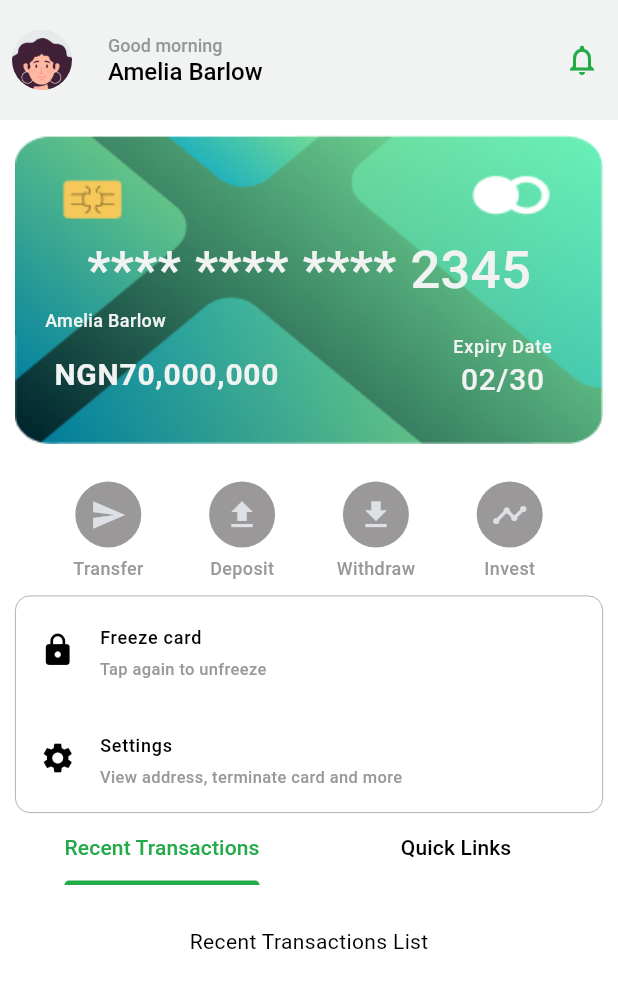
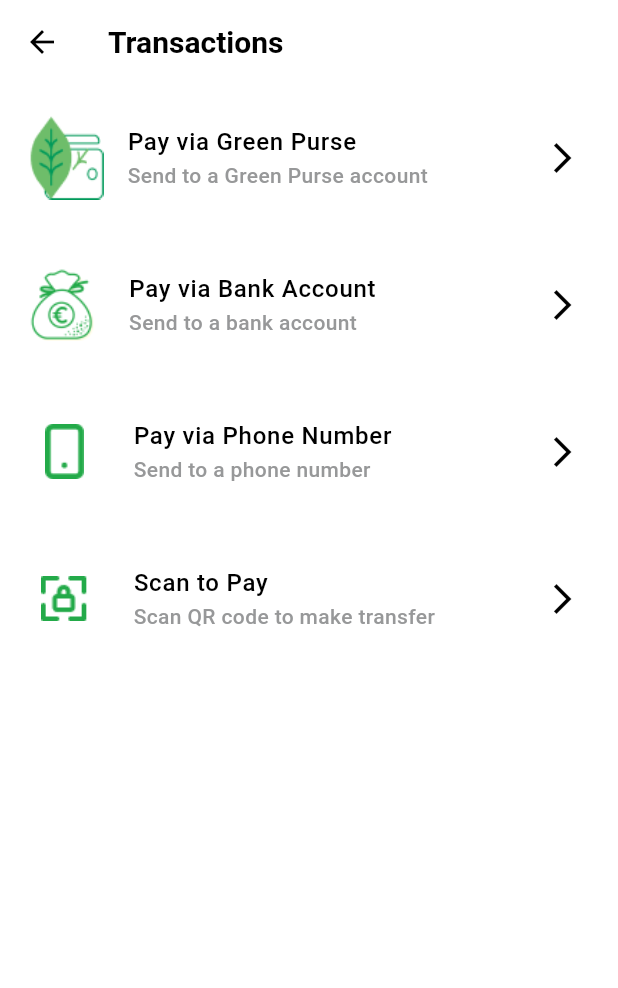
Before and after one commit to Wizard-Fingerz/GreenPurse, a Flutter app: the WalletPage screen opened directly, after a tap on "Transfer", on a phone screen of 412 x 824 dp. Shown: the top 988 px of the screen. Run offline on Flutter 3.47's test engine with Material 3 defaults, Android fonts, the phone set to English and light mode, and no system bars; our stand-ins replace cached_network_image, carousel_slider, dash_chat_2, local_auth, pin_code_fields, shared_preferences; missing offline and left inert: chat_gpt_sdk; accounts and stored records are empty; network calls fail; Roboto replaces fonts that are missing (DM Sans).

Commit message:
Increase wallet screens

```diff
--- /dev/null
+++ b/lib/pages/homeScreens/wallet/transact.dart
@@ -0,0 +1,104 @@
+import 'package:flutter/material.dart';
+import 'package:greenpurse/pages/homeScreens/wallet/pay_via_bank.dart';
+import 'package:greenpurse/pages/homeScreens/wallet/pay_via_green_purse.dart';
+import 'package:greenpurse/pages/homeScreens/wallet/pay_via_phone_number.dart';
+import 'package:greenpurse/pages/homeScreens/wallet/scan_to_pay.dart';
+import 'package:greenpurse/utils/colors.dart';
+
+class TransactionPage extends StatelessWidget {
+  const TransactionPage({super.key});
+
+  @override
+  Widget build(BuildContext context) {
+    return Scaffold(
+      appBar: AppBar(
+        title: const Text("Transactions",
+            style: TextStyle(
+              fontSize: 20,
+              fontWeight: FontWeight.w700,
+            )),
+      ),
+      body: Padding(
+        padding: const EdgeInsets.all(8.0),
+        child: Column(
+          children: [
+            transactionButtons(Image.asset("assets/wallet_image.png"),
+                "Pay via Green Purse", "Send to a Green Purse account", () {
+              Navigator.push(
+                context,
+                MaterialPageRoute(
+                  builder: (context) => PayViaGreenPurse(),
+                ),
+              );
+            }),
+            transactionButtons(Image.asset("assets/bag_eur.png"),
+                "Pay via Bank Account", "Send to a bank account", () {
+              Navigator.push(
+                context,
+                MaterialPageRoute(
+                  builder: (context) => PayViaBank(),
+                ),
+              );
+            }),
+            transactionButtons(
+                Image.asset(
+                  "assets/phone.png",
+                  width: 60,
+                ),
+                "Pay via Phone Number",
+                "Send to a phone number", () {
+              Navigator.push(
+                context,
+                MaterialPageRoute(
+                  builder: (context) => PayViaPhoneNumber(),
+                ),
+              );
+            }),
+            transactionButtons(
+                Image.asset(
+                  "assets/scan.png",
+                  width: 60,
+                ),
+                "Scan to Pay",
+                "Scan QR code to make transfer", () {
+              Navigator.push(
+                context,
+                MaterialPageRoute(
+                  builder: (context) => ScanToPay(),
+                ),
+              );
+            }),
+          ],
+        ),
+      ),
+    );
+  }
+
+  Widget transactionButtons(image, title, subtitle, onPressed) {
+    return Column(
+      children: [
+        ListTile(
+          onTap: onPressed,
+          leading: image,
+          title: Text(title,
+              style: const TextStyle(
+                fontSize: 16,
+                fontWeight: FontWeight.w500,
+              )),
+          contentPadding: const EdgeInsets.all(5),
+          subtitle: Text(subtitle,
+              style: TextStyle(
+                fontSize: 14,
+                fontWeight: FontWeight.w500,
+                color: AppColors.grey,
+              )),
+          trailing: IconButton(
+            onPressed: onPressed,
+            icon: const Icon(Icons.arrow_forward_ios),
+          ),
+        ),
+        const Divider(),
+      ],
+    );
+  }
+}
--- a/lib/pages/homeScreens/wallet/wallet_home.dart
+++ b/lib/pages/homeScreens/wallet/wallet_home.dart
@@ -1,4 +1,5 @@
 import 'package:flutter/material.dart';
+import 'package:greenpurse/pages/homeScreens/wallet/transact.dart';
 import 'package:greenpurse/utils/colors.dart';
 
 class WalletPage extends StatelessWidget {
@@ -44,7 +45,8 @@ class WalletPage extends StatelessWidget {
               ),
             )
           ]),
-      body: Padding(
+      body: SingleChildScrollView(
+        child: Padding(
           padding: const EdgeInsets.all(10),
           child: Column(
             children: [
@@ -117,11 +119,21 @@ class WalletPage extends StatelessWidget {
                 children: [
                   walletButton(
                       "Transfer",
-                    Icon(
+                      Transform.rotate(
+                        angle: -45 *
+                            (3.141592653589793 / 180), // Rotate by 45 degrees
+                        child: Icon(
                           Icons.send,
                           color: AppColors.whitish,
                         ),
-                    () {}),
+                      ), () {
+                    Navigator.push(
+                      context,
+                      MaterialPageRoute(
+                        builder: (context) => TransactionPage(),
+                      ),
+                    );
+                  }),
                   walletButton(
                       "Deposit",
                       Icon(
@@ -187,7 +199,7 @@ class WalletPage extends StatelessWidget {
                   length: 2,
                   child: Column(
                     children: [
-                    TabBar(
+                      const TabBar(
                         tabs: [
                           Tab(text: 'Recent Transactions'),
                           Tab(text: 'Quick Links'),
@@ -198,13 +210,13 @@ class WalletPage extends StatelessWidget {
                           children: [
                             // Tab 1: Recent Transactions
                             Container(
-                            child: Center(
+                              child: const Center(
                                 child: Text('Recent Transactions List'),
                               ),
                             ),
                             // Tab 2: Quick Link
                             Container(
-                            child: Center(
+                              child: const Center(
                                 child: Text('Quick Link List'),
                               ),
                             ),
@@ -216,6 +228,7 @@ class WalletPage extends StatelessWidget {
                 ),
               ),
             ],
+          ),
         ),
       ),
     );
```
Also changed, not shown: lib/pages/homeScreens/wallet/pay_via_bank.dart (added, +106 -0 lines), lib/pages/homeScreens/wallet/pay_via_green_purse.dart (added, +54 -0 lines), lib/pages/homeScreens/wallet/pay_via_phone_number.dart (added, +54 -0 lines), lib/pages/homeScreens/wallet/scan_to_pay.dart (added, +15 -0 lines), lib/pages/widgets/user_transaction_container.dart (added, +53 -0 lines), assets/bag_eur.png (added), assets/phone.png (added), assets/scan.png (added), assets/wallet_image.png (added), lib/pages/homeScreens/wallet/transfer.dart (added). Lines whose indentation alone changed are shown as unchanged.
